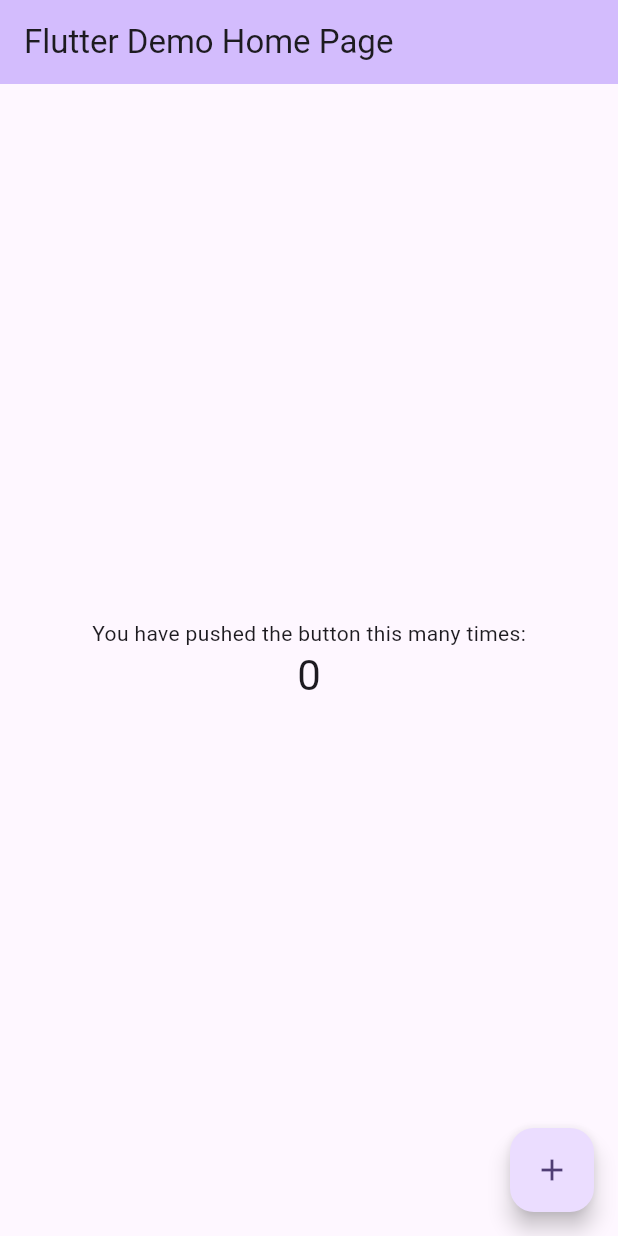
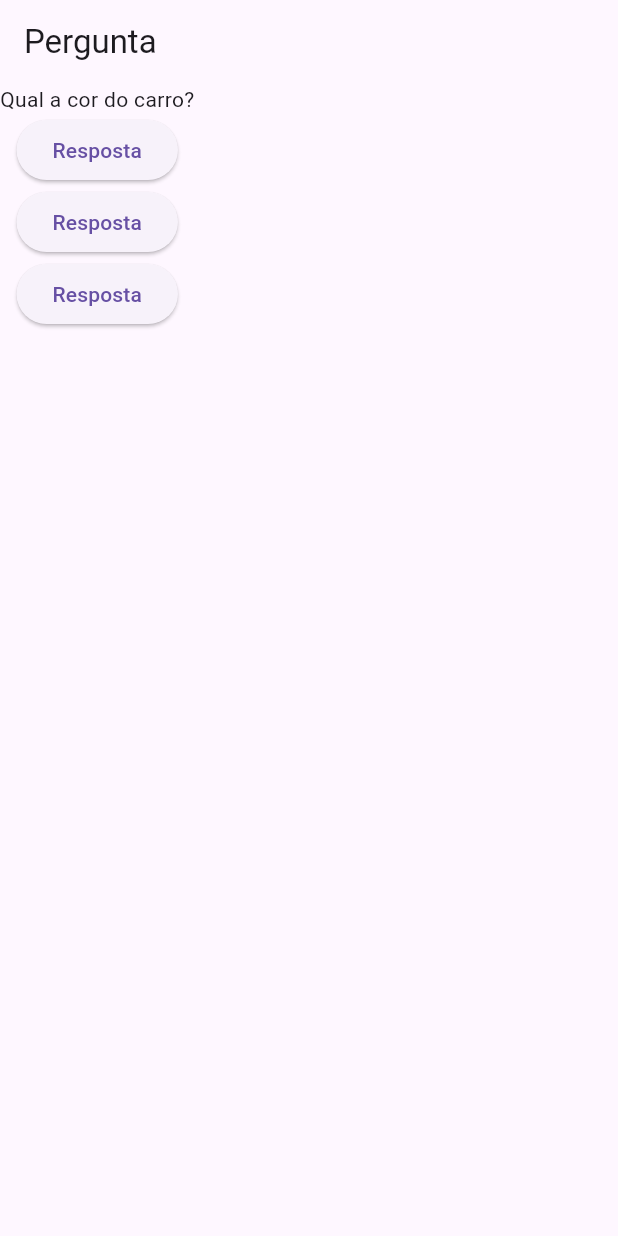
Before and after one commit to devleo-m/flutter-questions-project, a Flutter app: the screen it shows after launch, on a phone screen of 412 x 824 dp. Run offline on Flutter 3.47's test engine with Material 3 defaults, Android fonts, the phone set to English and light mode, and no system bars.

Commit message:
Flutter fundamentals - main.dart

```diff
--- a/lib/main.dart
+++ b/lib/main.dart
@@ -1,125 +1,60 @@
 import 'package:flutter/material.dart';
 
-void main() {
-  runApp(const MyApp());
-}
+void main(List<String> args) => runApp(PerguntaApp());
 
-class MyApp extends StatelessWidget {
-  const MyApp({super.key});
+class PerguntaApp extends StatelessWidget {
 
-  // This widget is the root of your application.
-  @override
+  void responder1 () => print('Pergunta respondida!');
+  void responder2 () => print('Certa resposta!');
+  void responder3 () => print('Errado! errou feio');
+
   Widget build(BuildContext context) {
+    List pergunta = [
+      'Qual a cor da camisa?',
+      'Qual a cor do carro?',
+      'Qual é a !linguagem de programacao?',
+    ];
+
     return MaterialApp(
-      title: 'Flutter Demo',
-      theme: ThemeData(
-        // This is the theme of your application.
-        //
-        // TRY THIS: Try running your application with "flutter run". You'll see
-        // the application has a purple toolbar. Then, without quitting the app,
-        // try changing the seedColor in the colorScheme below to Colors.green
-        // and then invoke "hot reload" (save your changes or press the "hot
-        // reload" button in a Flutter-supported IDE, or press "r" if you used
-        // the command line to start the app).
-        //
-        // Notice that the counter didn't reset back to zero; the application
-        // state is not lost during the reload. To reset the state, use hot
-        // restart instead.
-        //
-        // This works for code too, not just values: Most code changes can be
-        // tested with just a hot reload.
-        colorScheme: ColorScheme.fromSeed(seedColor: Colors.deepPurple),
-        useMaterial3: true,
+      home: Scaffold(
+        appBar: AppBar(
+          title: Text('Pergunta'),
+        ),
+        body: Column(
+          children: [
+            Text(pergunta[1]),
+            ElevatedButton(onPressed: () => responder1(), child: Text('Resposta')),
+            ElevatedButton(onPressed: () => responder2(), child: Text('Resposta')),
+            ElevatedButton(onPressed: () => responder3(), child: Text('Resposta')),
+          ],
+        ),
       ),
-      home: const MyHomePage(title: 'Flutter Demo Home Page'),
     );
   }
 }
 
-class MyHomePage extends StatefulWidget {
-  const MyHomePage({super.key, required this.title});
 
-  // This widget is the home page of your application. It is stateful, meaning
-  // that it has a State object (defined below) that contains fields that affect
-  // how it looks.
+/*
+import 'package:flutter/material.dart';: Esta linha importa o pacote Flutter necessário para criar interfaces gráficas
+usando o framework Material Design.
 
-  // This class is the configuration for the state. It holds the values (in this
-  // case the title) provided by the parent (in this case the App widget) and
-  // used by the build method of the State. Fields in a Widget subclass are
-  // always marked "final".
+main() { runApp(new PerguntaApp()); }: Esta é a função principal do programa. Aqui, você está chamando a função runApp,
+que é usada para iniciar a execução de um aplicativo Flutter. Dentro dela, você está passando uma instância da classe
+PerguntaApp, que será a raiz do seu aplicativo.
 
-  final String title;
+class PerguntaApp extends StatelessWidget { ... }: Esta é a definição da classe PerguntaApp. Ela é uma classe que estende
+StatelessWidget, o que significa que seu conteúdo não muda durante a vida útil do widget. Isso é adequado para casos em
+que o conteúdo é estático.
 
-  @override
-  State<MyHomePage> createState() => _MyHomePageState();
-}
+Widget build(BuildContext context) { ... }: Este é o método obrigatório que você deve implementar ao criar um widget
+Flutter. Ele retorna o widget que você deseja construir. Neste caso, está retornando um widget MaterialApp.
 
-class _MyHomePageState extends State<MyHomePage> {
-  int _counter = 0;
+return MaterialApp( ... ): Aqui, você está retornando um widget MaterialApp, que é um widget fornecido pelo Flutter
+para criar aplicativos com base no Material Design. Ele define várias configurações e comportamentos padrão para o
+seu aplicativo.
 
-  void _incrementCounter() {
-    setState(() {
-      // This call to setState tells the Flutter framework that something has
-      // changed in this State, which causes it to rerun the build method below
-      // so that the display can reflect the updated values. If we changed
-      // _counter without calling setState(), then the build method would not be
-      // called again, and so nothing would appear to happen.
-      _counter++;
-    });
-  }
+home: Text('Hello, World!'),: Dentro do MaterialApp, você está definindo a tela inicial do seu aplicativo. Neste caso,
+está definindo-a como um widget Text com o texto 'Hello, World!'. Isso significa que quando o aplicativo for iniciado,
+esta será a primeira tela exibida.
 
-  @override
-  Widget build(BuildContext context) {
-    // This method is rerun every time setState is called, for instance as done
-    // by the _incrementCounter method above.
-    //
-    // The Flutter framework has been optimized to make rerunning build methods
-    // fast, so that you can just rebuild anything that needs updating rather
-    // than having to individually change instances of widgets.
-    return Scaffold(
-      appBar: AppBar(
-        // TRY THIS: Try changing the color here to a specific color (to
-        // Colors.amber, perhaps?) and trigger a hot reload to see the AppBar
-        // change color while the other colors stay the same.
-        backgroundColor: Theme.of(context).colorScheme.inversePrimary,
-        // Here we take the value from the MyHomePage object that was created by
-        // the App.build method, and use it to set our appbar title.
-        title: Text(widget.title),
-      ),
-      body: Center(
-        // Center is a layout widget. It takes a single child and positions it
-        // in the middle of the parent.
-        child: Column(
-          // Column is also a layout widget. It takes a list of children and
-          // arranges them vertically. By default, it sizes itself to fit its
-          // children horizontally, and tries to be as tall as its parent.
-          //
-          // Column has various properties to control how it sizes itself and
-          // how it positions its children. Here we use mainAxisAlignment to
-          // center the children vertically; the main axis here is the vertical
-          // axis because Columns are vertical (the cross axis would be
-          // horizontal).
-          //
-          // TRY THIS: Invoke "debug painting" (choose the "Toggle Debug Paint"
-          // action in the IDE, or press "p" in the console), to see the
-          // wireframe for each widget.
-          mainAxisAlignment: MainAxisAlignment.center,
-          children: <Widget>[
-            const Text(
-              'You have pushed the button this many times:',
-            ),
-            Text(
-              '$_counter',
-              style: Theme.of(context).textTheme.headlineMedium,
-            ),
-          ],
-        ),
-      ),
-      floatingActionButton: FloatingActionButton(
-        onPressed: _incrementCounter,
-        tooltip: 'Increment',
-        child: const Icon(Icons.add),
-      ), // This trailing comma makes auto-formatting nicer for build methods.
-    );
-  }
-}
+ */
```
Also changed, not shown: 1 other file.
